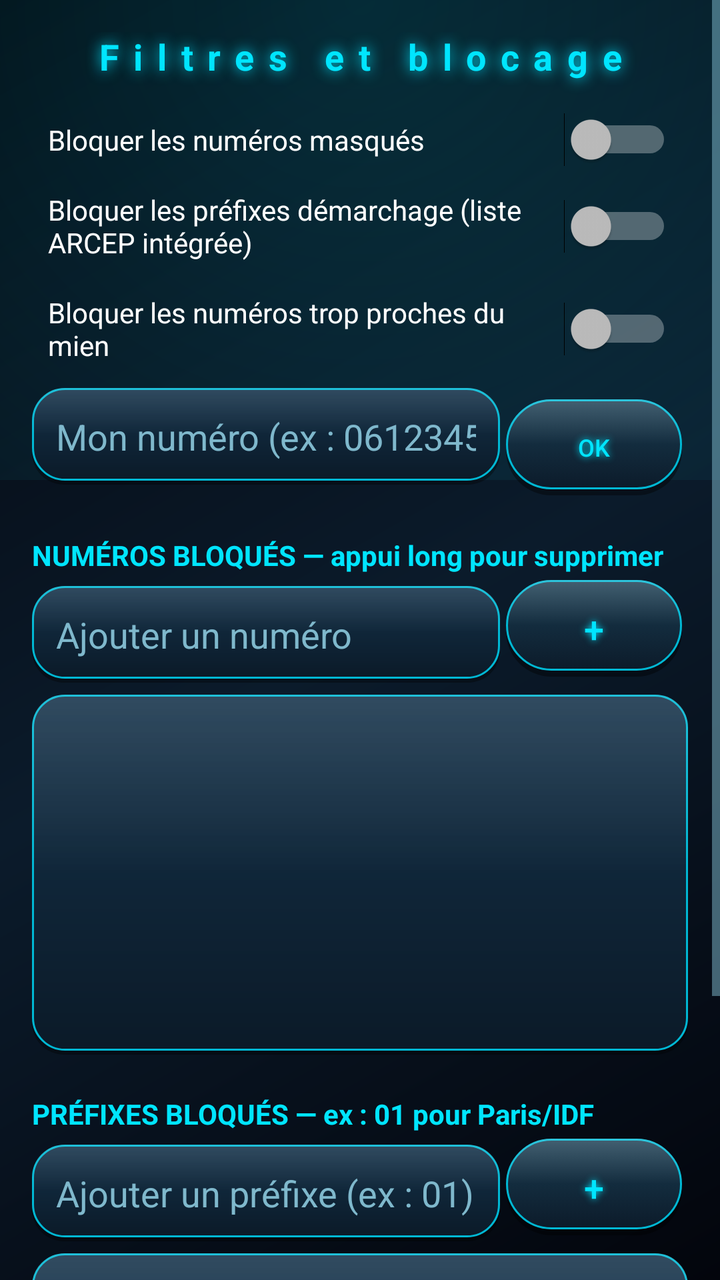
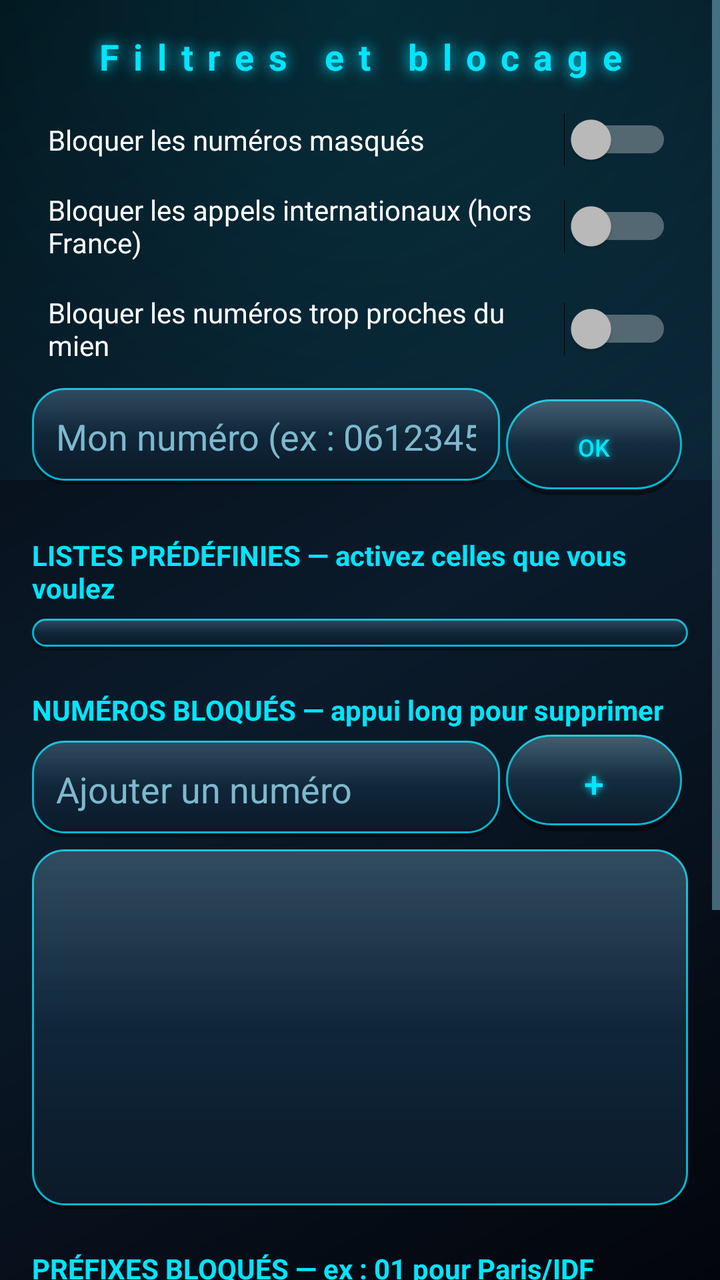

The first picture is an Android layout as it rendered before a commit; the second is the same layout after the commit. The layout source and the unified diff follow.
<!-- AndroidManifest.xml: application theme AppTheme -->
<!-- res/layout/activity_filters.xml -->
<?xml version="1.0" encoding="utf-8"?>
<ScrollView xmlns:android="http://schemas.android.com/apk/res/android"
    android:layout_width="match_parent"
    android:layout_height="match_parent">

    <LinearLayout
        android:layout_width="match_parent"
        android:layout_height="wrap_content"
        android:orientation="vertical"
        android:padding="16dp">

        <TextView
            style="@style/NeonTitle"
            android:layout_width="match_parent"
            android:layout_height="wrap_content"
            android:gravity="center"
            android:text="@string/filters_title"
            android:textSize="18sp"
            android:paddingBottom="12dp" />

        <Switch android:id="@+id/swHidden"
            android:layout_width="match_parent" android:layout_height="wrap_content"
            android:padding="8dp" android:text="@string/block_hidden" />

        <Switch android:id="@+id/swPredefined"
            android:layout_width="match_parent" android:layout_height="wrap_content"
            android:padding="8dp" android:text="@string/use_predefined" />

        <Switch android:id="@+id/swNeighbors"
            android:layout_width="match_parent" android:layout_height="wrap_content"
            android:padding="8dp" android:text="@string/block_neighbors" />

        <LinearLayout
            android:layout_width="match_parent" android:layout_height="wrap_content"
            android:orientation="horizontal" android:layout_marginTop="4dp">

            <EditText android:id="@+id/editMyNumber"
                android:layout_width="0dp" android:layout_height="wrap_content"
                android:layout_weight="1" android:inputType="phone"
                android:background="@drawable/panel_round" android:padding="12dp"
                android:hint="@string/my_number_hint" />

            <Button android:id="@+id/btnSaveMy" style="@style/ActionBtn"
                android:layout_width="wrap_content" android:paddingStart="18dp"
                android:paddingEnd="18dp" android:text="@string/save" />
        </LinearLayout>

        <TextView
            android:layout_width="match_parent" android:layout_height="wrap_content"
            android:layout_marginTop="20dp" android:textStyle="bold"
            android:textColor="@color/neon" android:text="@string/blocked_numbers" />

        <LinearLayout
            android:layout_width="match_parent" android:layout_height="wrap_content"
            android:orientation="horizontal">

            <EditText android:id="@+id/editAddNumber"
                android:layout_width="0dp" android:layout_height="wrap_content"
                android:layout_weight="1" android:inputType="phone"
                android:background="@drawable/panel_round" android:padding="12dp"
                android:layout_marginTop="6dp"
                android:hint="@string/add_number_hint" />

            <Button android:id="@+id/btnAddNumber" style="@style/ActionBtn"
                android:layout_width="wrap_content" android:paddingStart="20dp"
                android:paddingEnd="20dp" android:textSize="18sp" android:text="@string/add" />
        </LinearLayout>

        <ListView android:id="@+id/listNumbers"
            android:layout_width="match_parent" android:layout_height="180dp"
            android:background="@drawable/panel_round" android:layout_marginTop="6dp"
            android:divider="@color/neon_dim" android:dividerHeight="0.5dp" />

        <TextView
            android:layout_width="match_parent" android:layout_height="wrap_content"
            android:layout_marginTop="20dp" android:textStyle="bold"
            android:textColor="@color/neon" android:text="@string/blocked_prefixes" />

        <LinearLayout
            android:layout_width="match_parent" android:layout_height="wrap_content"
            android:orientation="horizontal">

            <EditText android:id="@+id/editAddPrefix"
                android:layout_width="0dp" android:layout_height="wrap_content"
                android:layout_weight="1" android:inputType="phone"
                android:background="@drawable/panel_round" android:padding="12dp"
                android:layout_marginTop="6dp"
                android:hint="@string/add_prefix_hint" />

            <Button android:id="@+id/btnAddPrefix" style="@style/ActionBtn"
                android:layout_width="wrap_content" android:paddingStart="20dp"
                android:paddingEnd="20dp" android:textSize="18sp" android:text="@string/add" />
        </LinearLayout>

        <ListView android:id="@+id/listPrefixes"
            android:layout_width="match_parent" android:layout_height="180dp"
            android:background="@drawable/panel_round" android:layout_marginTop="6dp"
            android:divider="@color/neon_dim" android:dividerHeight="0.5dp" />
    </LinearLayout>
</ScrollView>
<!-- resources referenced by this layout -->
<resources>
  <color name="neon">#00E5FF</color>
  <color name="neon_dim">#00B8D4</color>
  <string name="add">+</string>
  <string name="add_number_hint">Ajouter un numéro</string>
  <string name="add_prefix_hint">Ajouter un préfixe (ex : 01)</string>
  <string name="block_hidden">Bloquer les numéros masqués</string>
  <string name="block_neighbors">Bloquer les numéros trop proches du mien</string>
  <string name="blocked_numbers">NUMÉROS BLOQUÉS — appui long pour supprimer</string>
  <string name="blocked_prefixes">PRÉFIXES BLOQUÉS — ex : 01 pour Paris/IDF</string>
  <string name="filters_title">Filtres et blocage</string>
  <string name="my_number_hint">Mon numéro (ex : 0612345678)</string>
  <string name="save">OK</string>
  <string name="use_predefined">Bloquer les préfixes démarchage (liste ARCEP intégrée)</string>
  <style name="ActionBtn">
          <item name="android:layout_height">wrap_content</item>
          <item name="android:textColor">@color/neon</item>
          <item name="android:textSize">12sp</item>
          <item name="android:background">@drawable/btn_action</item>
          <item name="android:stateListAnimator">@animator/press</item>
          <item name="android:layout_margin">3dp</item>
          <item name="android:paddingTop">12dp</item>
          <item name="android:paddingBottom">12dp</item>
          <item name="android:shadowColor">@color/neon</item>
          <item name="android:shadowRadius">8</item>
          <item name="android:shadowDx">0</item>
          <item name="android:shadowDy">0</item>
      </style>
  <style name="NeonTitle">
          <item name="android:textColor">@color/neon</item>
          <item name="android:textStyle">bold</item>
          <item name="android:letterSpacing">0.4</item>
          <item name="android:shadowColor">@color/neon</item>
          <item name="android:shadowRadius">18</item>
          <item name="android:shadowDx">0</item>
          <item name="android:shadowDy">0</item>
      </style>
  <style name="AppTheme" parent="android:Theme.Material.NoActionBar">
          <item name="android:windowBackground">@drawable/bg_gradient</item>
          <item name="android:colorAccent">@color/neon</item>
          <item name="android:textColor">@color/text_main</item>
          <item name="android:textColorPrimary">@color/text_main</item>
          <item name="android:textColorSecondary">@color/text_dim</item>
          <item name="android:editTextColor">@color/text_main</item>
          <item name="android:textColorHint">@color/text_dim</item>
          <item name="android:statusBarColor">@color/bg_deep</item>
          <item name="android:navigationBarColor">@color/bg_deep</item>
      </style>
  <!-- drawable bg_gradient (drawable) -->
  <?xml version="1.0" encoding="utf-8"?>
  <layer-list xmlns:android="http://schemas.android.com/apk/res/android">
      <item>
          <shape>
              <gradient
                  android:startColor="#03050C"
                  android:centerColor="#0B1B2B"
                  android:endColor="#03050C"
                  android:angle="135" />
          </shape>
      </item>
      
      <item android:bottom="400dp">
          <shape>
              <gradient
                  android:type="radial"
                  android:gradientRadius="420dp"
                  android:centerX="0.5" android:centerY="0"
                  android:startColor="#2600E5FF"
                  android:endColor="#0000E5FF" />
          </shape>
      </item>
  </layer-list>
  <color name="text_main">#E6F7FF</color>
  <color name="text_dim">#7FB8CC</color>
  <color name="bg_deep">#050810</color>
  <!-- unchanged entries left out for length: 2 -->
</resources>

<!-- the commit's change to res/layout/activity_filters.xml (unified diff, before → after) -->
@@ -22,9 +22,9 @@
             android:layout_width="match_parent" android:layout_height="wrap_content"
             android:padding="8dp" android:text="@string/block_hidden" />
 
-        <Switch android:id="@+id/swPredefined"
+        <Switch android:id="@+id/swInternational"
             android:layout_width="match_parent" android:layout_height="wrap_content"
-            android:padding="8dp" android:text="@string/use_predefined" />
+            android:padding="8dp" android:text="@string/block_international" />
 
         <Switch android:id="@+id/swNeighbors"
             android:layout_width="match_parent" android:layout_height="wrap_content"
@@ -44,6 +44,20 @@
                 android:layout_width="wrap_content" android:paddingStart="18dp"
                 android:paddingEnd="18dp" android:text="@string/save" />
         </LinearLayout>
+
+        <TextView
+            android:layout_width="match_parent" android:layout_height="wrap_content"
+            android:layout_marginTop="20dp" android:textStyle="bold"
+            android:textColor="@color/neon" android:text="@string/predefined_lists" />
+
+        <LinearLayout
+            android:id="@+id/listsContainer"
+            android:layout_width="match_parent"
+            android:layout_height="wrap_content"
+            android:orientation="vertical"
+            android:background="@drawable/panel_round"
+            android:padding="8dp"
+            android:layout_marginTop="6dp" />
 
         <TextView
             android:layout_width="match_parent" android:layout_height="wrap_content"
<!-- resource entries referenced after the edit -->
@@ -6,13 +6,14 @@
   <string name="add_number_hint">Ajouter un numéro</string>
   <string name="add_prefix_hint">Ajouter un préfixe (ex : 01)</string>
   <string name="block_hidden">Bloquer les numéros masqués</string>
+  <string name="block_international">Bloquer les appels internationaux (hors France)</string>
   <string name="block_neighbors">Bloquer les numéros trop proches du mien</string>
   <string name="blocked_numbers">NUMÉROS BLOQUÉS — appui long pour supprimer</string>
   <string name="blocked_prefixes">PRÉFIXES BLOQUÉS — ex : 01 pour Paris/IDF</string>
   <string name="filters_title">Filtres et blocage</string>
   <string name="my_number_hint">Mon numéro (ex : 0612345678)</string>
+  <string name="predefined_lists">LISTES PRÉDÉFINIES — activez celles que vous voulez</string>
   <string name="save">OK</string>
-  <string name="use_predefined">Bloquer les préfixes démarchage (liste ARCEP intégrée)</string>
   <style name="ActionBtn">
           <item name="android:layout_height">wrap_content</item>
           <item name="android:textColor">@color/neon</item>
